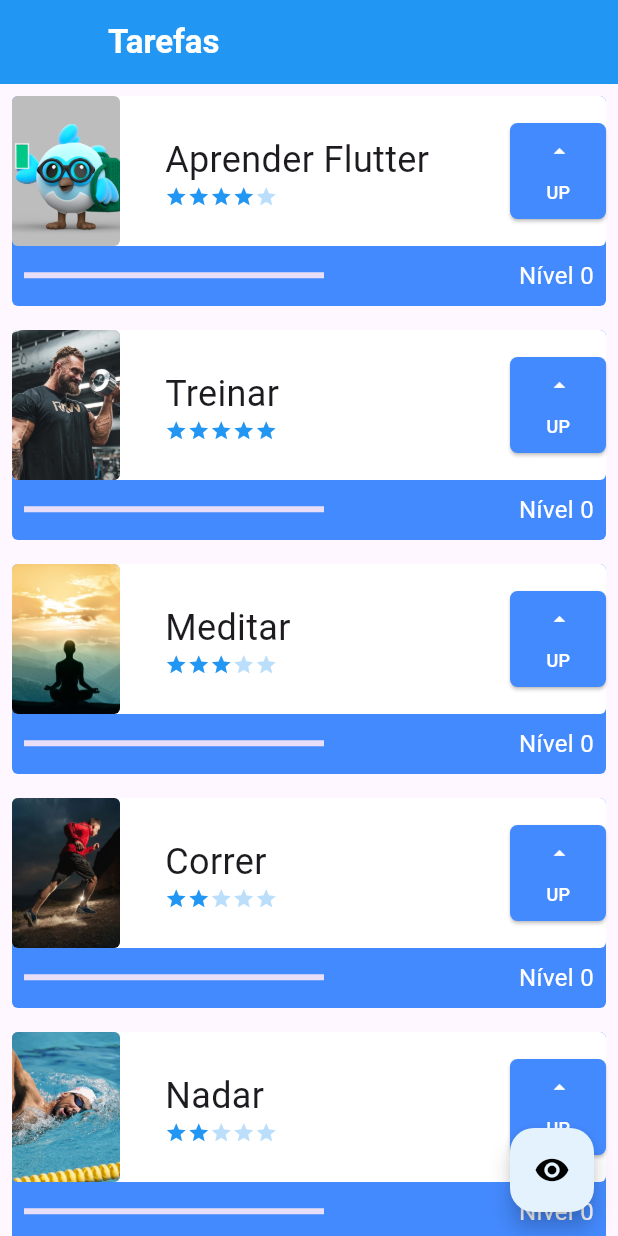
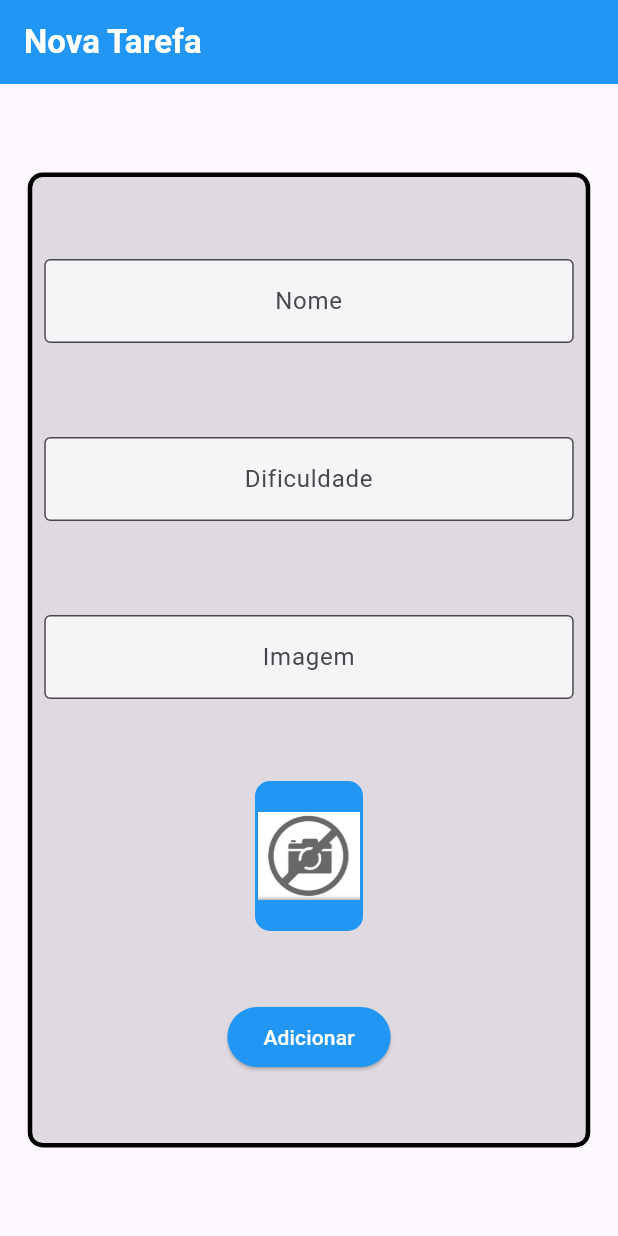
Before and after one commit to alanserafim/flutter_app_tasks, a Flutter app: the screen it shows after launch, on a phone screen of 412 x 824 dp. Run offline on Flutter 3.47's test engine with Material 3 defaults, Android fonts, the phone set to English and light mode, and no system bars; network calls fail.

Commit message:
C2: aula 02

```diff
--- a/lib/main.dart
+++ b/lib/main.dart
@@ -1,5 +1,6 @@
 import 'package:flutter/material.dart';
-import 'package:flutter_app_tasks/screens/initial_screen.dart';
+import 'package:flutter_app_tasks/screens/form_screen.dart';
+//import 'package:flutter_app_tasks/screens/initial_screen.dart';
 
 
 void main() {
@@ -14,7 +15,7 @@
     return MaterialApp(
       title: "Tarefas",
       debugShowCheckedModeBanner: false,
-      home: InitialScreen(),
+      home: FormScreen(),
     );
 
   }
--- /dev/null
+++ b/lib/screens/form_screen.dart
@@ -0,0 +1,158 @@
+import 'package:flutter/material.dart';
+
+class FormScreen extends StatefulWidget {
+  const FormScreen({super.key});
+
+  @override
+  State<FormScreen> createState() => _FormScreenState();
+}
+
+class _FormScreenState extends State<FormScreen> {
+  TextEditingController nameController = TextEditingController();
+  TextEditingController difficultyController = TextEditingController();
+  TextEditingController imageController = TextEditingController();
+  ButtonStyle style = ElevatedButton.styleFrom(
+    backgroundColor: Colors.blue,
+  );
+
+  final _formKey = GlobalKey<FormState>();
+
+  @override
+  Widget build(BuildContext context) {
+    return Form(
+      key: _formKey,
+      child: Scaffold(
+        appBar: AppBar(
+          title: Text(
+            "Nova Tarefa",
+            style: TextStyle(color: Colors.white, fontWeight: FontWeight.bold),
+          ),
+          backgroundColor: Colors.blue,
+        ),
+        body: Center(
+          child: SingleChildScrollView(
+            child: Container(
+              height: 650,
+              width: 375,
+              decoration: BoxDecoration(
+                color: Colors.black12,
+                borderRadius: BorderRadius.circular(10),
+                border: Border.all(width: 3),
+              ),
+              child: Column(
+                mainAxisAlignment: MainAxisAlignment.spaceEvenly,
+                crossAxisAlignment: CrossAxisAlignment.center,
+                children: [
+                  Padding(
+                    padding: const EdgeInsets.all(8.0),
+                    child: TextFormField(
+                      validator: (String? value){
+                        if(value != null && value.isEmpty){
+                          return 'Insira o nome da tarefa';
+                        }
+                        return null;
+                      },
+                      textAlign: TextAlign.center,
+                      controller: nameController,
+                      decoration: InputDecoration(
+                        border: OutlineInputBorder(),
+                        hintText: 'Nome',
+                        fillColor: Colors.white70,
+                        filled: true,
+                      ),
+                    ),
+                  ),
+                  Padding(
+                    padding: const EdgeInsets.all(8.0),
+                    child: TextFormField(
+                      validator: (value){
+                        if(value!.isEmpty
+                            || int.parse(value) > 5
+                            || int.parse(value) < 1)
+                        {
+                          return 'Insira uam dificuldade entre 1 e 5';
+                        }
+                        return null;
+                      },
+                      textAlign: TextAlign.center,
+                      controller: difficultyController,
+                      keyboardType: TextInputType.number,
+                      decoration: InputDecoration(
+                        border: OutlineInputBorder(),
+                        hintText: 'Dificuldade',
+                        fillColor: Colors.white70,
+                        filled: true,
+                      ),
+                    ),
+                  ),
+                  Padding(
+                    padding: const EdgeInsets.all(8.0),
+                    child: TextFormField(
+                      validator: (value){
+                        if(value!.isEmpty){
+                          return 'Insira uma URL de Imagem';
+                        }
+                        return null;
+                      },
+                      textAlign: TextAlign.center,
+                      keyboardType: TextInputType.url,
+                      controller: imageController,
+                      onChanged: (text){
+                        setState(() {
+                        });
+                      },
+                      decoration: InputDecoration(
+                        border: OutlineInputBorder(),
+                        hintText: 'Imagem',
+                        fillColor: Colors.white70,
+                        filled: true,
+                      ),
+                    ),
+                  ),
+                  Container(
+                    height: 100,
+                    width: 72,
+                    decoration: BoxDecoration(
+                      color: Colors.blue,
+                      borderRadius: BorderRadius.circular(10),
+                      border: Border.all(width: 2, color: Colors.blue),
+                    ),
+                    child: ClipRRect(
+                      borderRadius: BorderRadius.circular(10),
+                      child: Image.network(
+                          imageController.text,
+                          fit: BoxFit.cover,
+                          errorBuilder: (BuildContext context, Object exception, StackTrace? stackTrace){
+                            return Image.asset('assets/images/not_found.webp');
+                          },
+                      ),
+                    ),
+                  ),
+                  ElevatedButton(
+                    onPressed: () {
+                      if(_formKey.currentState!.validate()) {
+                        print(nameController.text);
+                        print(int.parse(difficultyController.text));
+                        print(imageController.text);
+                        ScaffoldMessenger.of(context).showSnackBar(
+                         const SnackBar(content: Text('Salvando nova Tarefa'))
+                        );
+                      }
+                    },
+                    style: style,
+                    child: Text(
+                      'Adicionar',
+                      style: TextStyle(
+                        color: Colors.white,
+                      ),
+                    ),
+                  ),
+                ],
+              ),
+            ),
+          ),
+        ),
+      ),
+    );
+  }
+}
```
Also changed, not shown: assets/images/not_found.webp (added), 1 other file.
